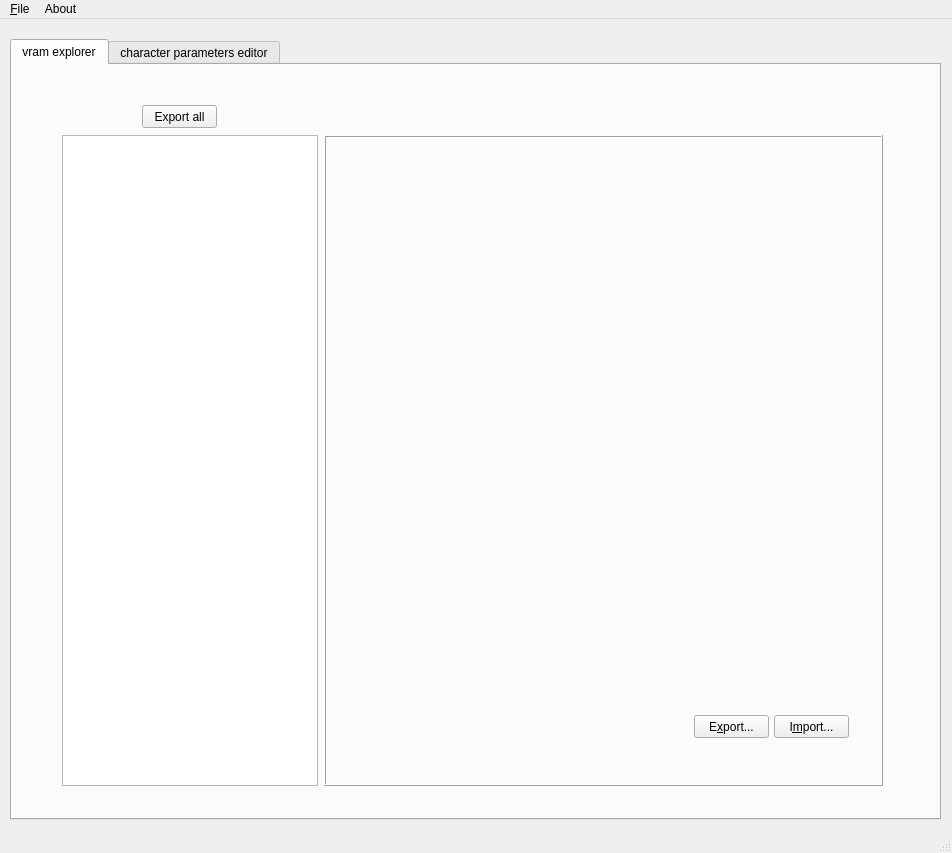
adsl14/Raging-tools, file lib/design/Raging_tools.ui: the form before one commit.
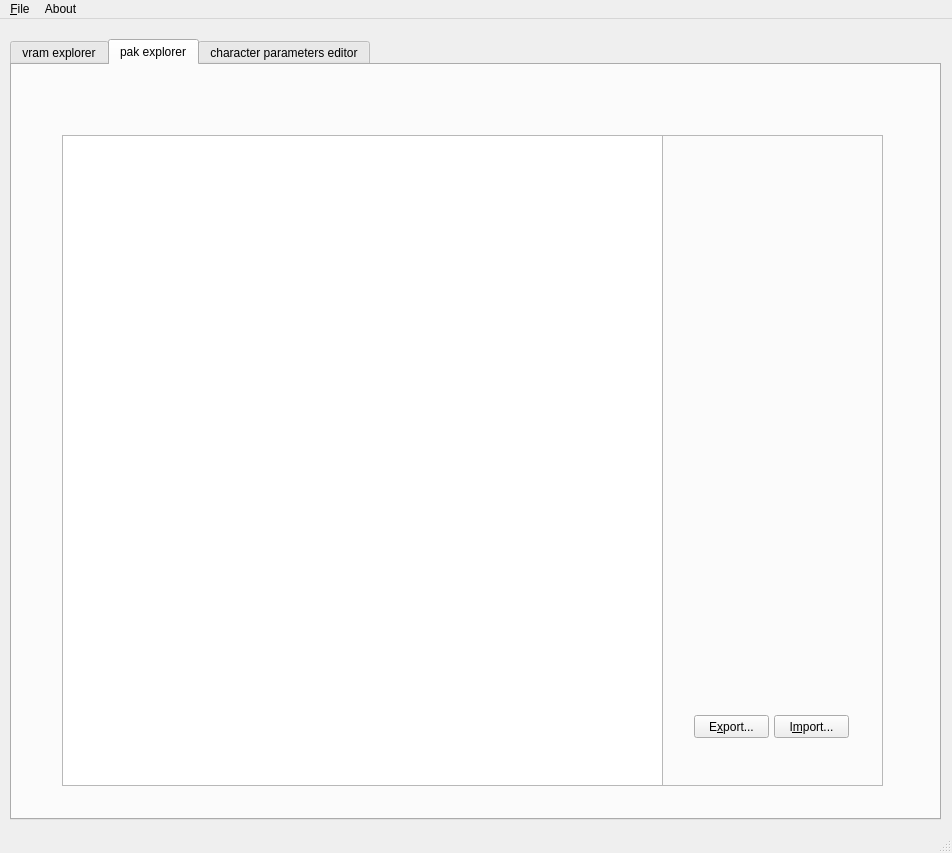
The form after the commit. The open tabs and pages were chosen to show the change. Icons and pictures are not drawn.

Commit message: Added a new tab 'pak explorer'

```diff
--- a/lib/design/Raging_tools.ui
+++ b/lib/design/Raging_tools.ui
@@ -243,6 +243,75 @@
       </property>
      </widget>
     </widget>
+    <widget class="QWidget" name="pak_explorer">
+     <attribute name="title">
+      <string>pak explorer</string>
+     </attribute>
+     <widget class="QWidget" name="horizontalLayoutWidget_3">
+      <property name="geometry">
+       <rect>
+        <x>50</x>
+        <y>70</y>
+        <width>821</width>
+        <height>651</height>
+       </rect>
+      </property>
+      <layout class="QHBoxLayout" name="horizontalLayout_3">
+       <item>
+        <widget class="QFrame" name="frame_3">
+         <property name="frameShape">
+          <enum>QFrame::StyledPanel</enum>
+         </property>
+         <property name="frameShadow">
+          <enum>QFrame::Raised</enum>
+         </property>
+         <widget class="QPushButton" name="exportButton_2">
+          <property name="geometry">
+           <rect>
+            <x>632</x>
+            <y>580</y>
+            <width>75</width>
+            <height>23</height>
+           </rect>
+          </property>
+          <property name="text">
+           <string>E&amp;xport...</string>
+          </property>
+         </widget>
+         <widget class="QPushButton" name="importButton_2">
+          <property name="geometry">
+           <rect>
+            <x>712</x>
+            <y>580</y>
+            <width>75</width>
+            <height>23</height>
+           </rect>
+          </property>
+          <property name="text">
+           <string>I&amp;mport...</string>
+          </property>
+         </widget>
+        </widget>
+       </item>
+      </layout>
+     </widget>
+     <widget class="QListView" name="listView_2">
+      <property name="geometry">
+       <rect>
+        <x>50</x>
+        <y>70</y>
+        <width>601</width>
+        <height>651</height>
+       </rect>
+      </property>
+      <property name="sizePolicy">
+       <sizepolicy hsizetype="Fixed" vsizetype="Expanding">
+        <horstretch>0</horstretch>
+        <verstretch>0</verstretch>
+       </sizepolicy>
+      </property>
+     </widget>
+    </widget>
     <widget class="QWidget" name="character_parameters_editor">
      <attribute name="title">
       <string>character parameters editor</string>
```
The commit also changes 7 other files.
